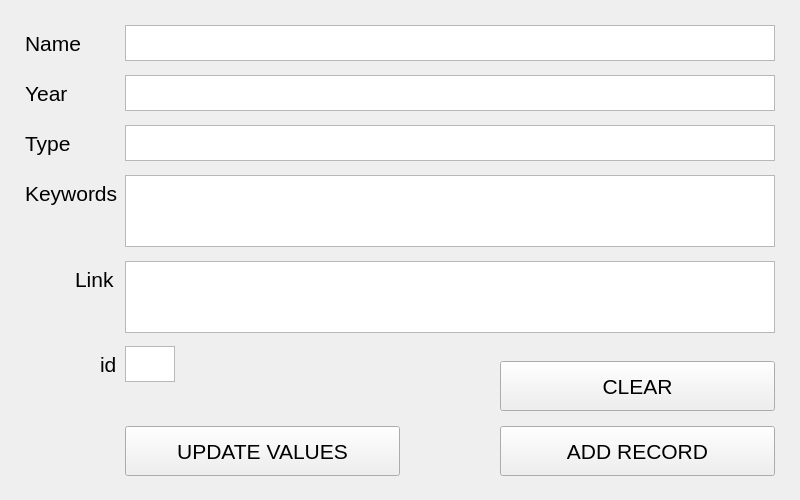
Qt form DBUpdater.ui (pworty/LyceumSearch) before a commit.
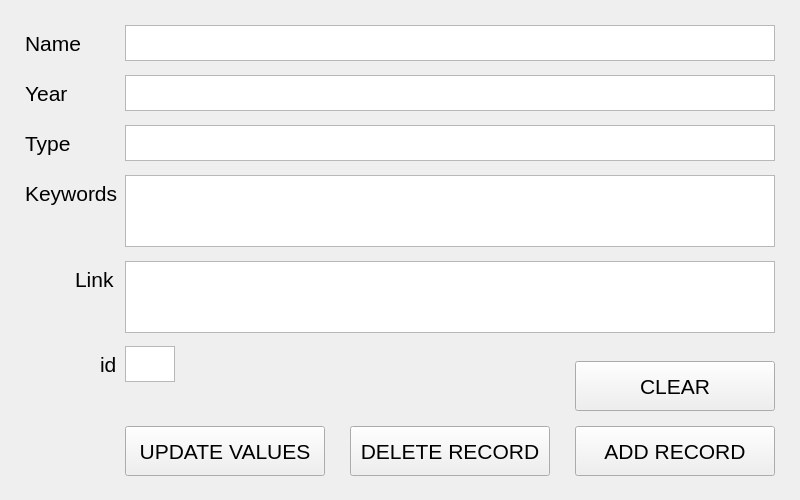
The same form after that commit.

```diff
--- a/DBUpdater.ui
+++ b/DBUpdater.ui
@@ -196,9 +196,9 @@
   <widget class="QPushButton" name="pushButtonAddRecord">
    <property name="geometry">
     <rect>
-     <x>500</x>
+     <x>575</x>
      <y>426</y>
-     <width>275</width>
+     <width>200</width>
      <height>50</height>
     </rect>
    </property>
@@ -237,9 +237,9 @@
   <widget class="QPushButton" name="pushButtonClearFields">
    <property name="geometry">
     <rect>
-     <x>500</x>
+     <x>575</x>
      <y>361</y>
-     <width>275</width>
+     <width>200</width>
      <height>50</height>
     </rect>
    </property>
@@ -295,7 +295,7 @@
     <rect>
      <x>125</x>
      <y>426</y>
-     <width>275</width>
+     <width>200</width>
      <height>50</height>
     </rect>
    </property>
@@ -310,6 +310,26 @@
     <string>UPDATE VALUES</string>
    </property>
   </widget>
+  <widget class="QPushButton" name="pushButtonDeleteRecord">
+   <property name="geometry">
+    <rect>
+     <x>350</x>
+     <y>426</y>
+     <width>200</width>
+     <height>50</height>
+    </rect>
+   </property>
+   <property name="font">
+    <font>
+     <pointsize>16</pointsize>
+     <weight>50</weight>
+     <bold>false</bold>
+    </font>
+   </property>
+   <property name="text">
+    <string>DELETE RECORD</string>
+   </property>
+  </widget>
  </widget>
  <resources/>
  <connections/>
```
